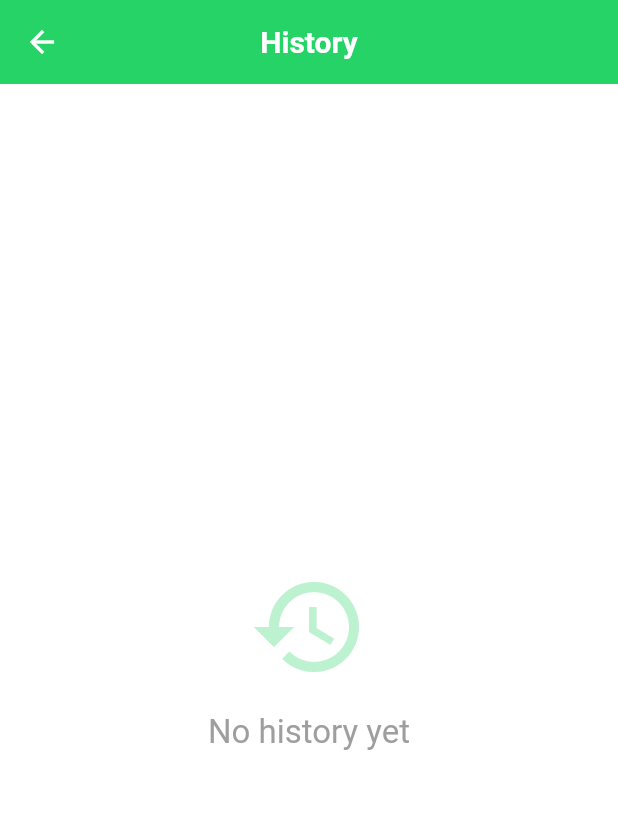
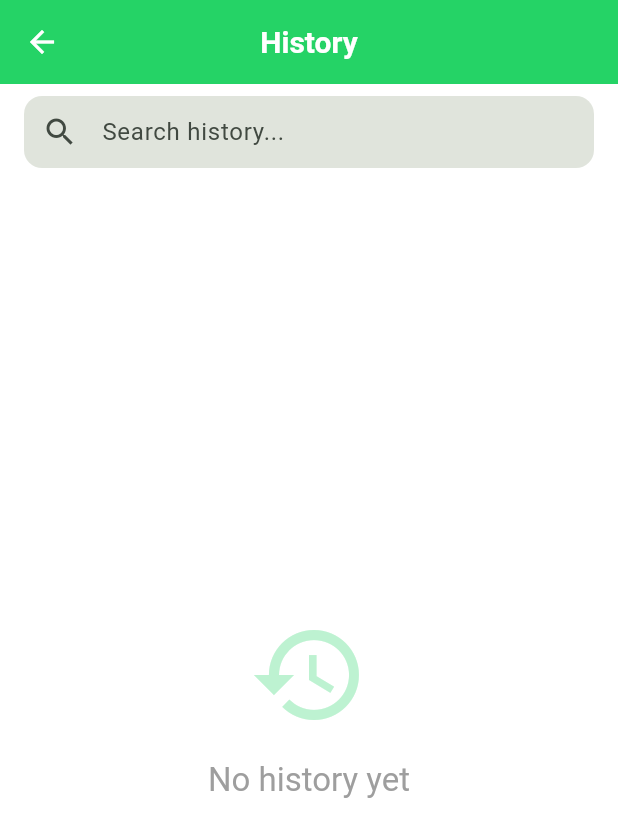
Before and after one commit to salehbagomri/quickchat, a Flutter app: the HistoryScreen screen opened directly, on a phone screen of 412 x 824 dp. Shown: the top 837 px of the screen. Run offline on Flutter 3.47's test engine with Material 3 defaults, Android fonts, the phone set to English and light mode, and no system bars; our stand-ins replace country_code_picker, equatable, flutter_bloc, flutter_svg, font_awesome_flutter, google_fonts and 4 more; missing offline and left inert: share_handler; accounts and stored records are empty.

Commit message:
feat: history search, day grouping, undo delete for history+templates (2.4)
- HistoryState: add query field with copyWith support
- HistoryCubit: search() filters by phone/message, deleteItemForUndo()
  returns a detached copy, restoreItem() re-adds to Hive
- HistoryScreen: StatefulWidget with search bar, items grouped by
  Today/Yesterday/date sections, delete shows Undo SnackBar (4s)
- HistorySearchBar: new widget matching TemplateSearchBar pattern
- TemplatesCubit: deleteTemplateForUndo() + restoreTemplate() for Undo
- TemplatesScreen: delete replaced with Undo SnackBar (removes confirm dialog)
- ARB: searchHistory, historyDeleted, undo, noHistoryForSearch

Co-Authored-By: Claude Sonnet 4.6 <noreply@anthropic.com>

```diff
--- a/lib/features/history/history_cubit.dart
+++ b/lib/features/history/history_cubit.dart
@@ -4,6 +4,7 @@ import 'package:equatable/equatable.dart';
 import 'package:flutter_bloc/flutter_bloc.dart';
 import 'package:hive_flutter/hive_flutter.dart';
 import 'package:quickchat/core/constants/app_constants.dart';
+import 'package:quickchat/data/local_storage/hive_service.dart';
 import 'package:quickchat/data/models/chat_history.dart';
 
 part 'history_state.dart';
@@ -21,12 +22,47 @@ class HistoryCubit extends Cubit<HistoryState> {
   void _load() {
     if (isClosed) return;
     final box = Hive.box<ChatHistory>(AppConstants.historyBox);
-    final items = box.values.toList()
+    final all = box.values.toList()
       ..sort((a, b) => b.timestamp.compareTo(a.timestamp));
-    emit(HistoryState(items: items));
+    final query = state.query;
+    final items = query.isEmpty
+        ? all
+        : all.where((h) {
+            final q = query.toLowerCase();
+            return h.formattedPhone.contains(q) ||
+                (h.message?.toLowerCase().contains(q) ?? false);
+          }).toList();
+    emit(state.copyWith(items: items));
   }
 
-  Future<void> deleteItem(ChatHistory history) => history.delete();
+  void search(String query) {
+    final box = Hive.box<ChatHistory>(AppConstants.historyBox);
+    final all = box.values.toList()
+      ..sort((a, b) => b.timestamp.compareTo(a.timestamp));
+    final items = query.isEmpty
+        ? all
+        : all.where((h) {
+            final q = query.toLowerCase();
+            return h.formattedPhone.contains(q) ||
+                (h.message?.toLowerCase().contains(q) ?? false);
+          }).toList();
+    emit(HistoryState(items: items, query: query));
+  }
+
+  /// Deletes [history] from Hive and returns a detached copy for potential Undo.
+  Future<ChatHistory> deleteItemForUndo(ChatHistory history) async {
+    final copy = ChatHistory(
+      phoneNumber: history.phoneNumber,
+      message: history.message,
+      timestamp: history.timestamp,
+      countryCode: history.countryCode,
+    );
+    await history.delete();
+    return copy;
+  }
+
+  Future<void> restoreItem(ChatHistory history) =>
+      HiveService().addHistory(history);
 
   Future<void> clearAll() =>
       Hive.box<ChatHistory>(AppConstants.historyBox).clear();
--- a/lib/features/history/history_screen.dart
+++ b/lib/features/history/history_screen.dart
@@ -2,46 +2,132 @@ import 'package:flutter/material.dart';
 import 'package:flutter/services.dart';
 import 'package:flutter_bloc/flutter_bloc.dart';
 import 'package:quickchat/core/extensions/whatsapp_result_ext.dart';
-import 'package:quickchat/core/widgets/confirm_dialog.dart';
+import 'package:quickchat/core/widgets/app_empty_state.dart';
 import 'package:quickchat/data/models/chat_history.dart';
 import 'package:quickchat/data/services/whatsapp_service.dart';
 import 'package:quickchat/features/history/history_cubit.dart';
-import 'package:quickchat/features/history/widgets/history_empty_state.dart';
+import 'package:quickchat/features/history/widgets/history_search_bar.dart';
 import 'package:quickchat/features/history/widgets/history_tile.dart';
 import 'package:quickchat/l10n/app_localizations.dart';
 
-class HistoryScreen extends StatelessWidget {
+class HistoryScreen extends StatefulWidget {
   const HistoryScreen({super.key});
+
+  @override
+  State<HistoryScreen> createState() => _HistoryScreenState();
+}
+
+class _HistoryScreenState extends State<HistoryScreen> {
+  final _searchController = TextEditingController();
+  late final HistoryCubit _cubit;
+
+  @override
+  void initState() {
+    super.initState();
+    _cubit = HistoryCubit();
+  }
+
+  @override
+  void dispose() {
+    _searchController.dispose();
+    _cubit.close();
+    super.dispose();
+  }
+
+  void _onSearch(String query) {
+    setState(() {});
+    _cubit.search(query);
+  }
+
+  void _onClearSearch() {
+    _searchController.clear();
+    setState(() {});
+    _cubit.search('');
+  }
 
   @override
   Widget build(BuildContext context) {
     final l10n = AppLocalizations.of(context)!;
 
-    return BlocProvider(
-      create: (_) => HistoryCubit(),
+    return BlocProvider.value(
+      value: _cubit,
       child: Scaffold(
         appBar: AppBar(title: Text(l10n.history)),
-        body: BlocBuilder<HistoryCubit, HistoryState>(
-          builder: (context, state) {
-            if (state.items.isEmpty) return const HistoryEmptyState();
-
-            return ListView.builder(
-              padding: const EdgeInsets.all(16),
-              itemCount: state.items.length,
-              itemBuilder: (context, index) {
-                final history = state.items[index];
-                return HistoryTile(
-                  history: history,
-                  onCopy: () => _copyPhone(context, history, l10n),
-                  onReopen: () => _reopenChat(context, history, l10n),
-                  onDelete: () => _deleteHistory(context, history, l10n),
-                );
-              },
-            );
-          },
+        body: Column(
+          children: [
+            HistorySearchBar(
+              controller: _searchController,
+              onChanged: _onSearch,
+              onClear: _onClearSearch,
+            ),
+            Expanded(
+              child: BlocBuilder<HistoryCubit, HistoryState>(
+                builder: (context, state) {
+                  if (state.items.isEmpty) {
+                    return AppEmptyState(
+                      icon: Icons.history,
+                      message: state.query.isEmpty
+                          ? l10n.noHistory
+                          : l10n.noHistoryForSearch,
+                    );
+                  }
+                  return _buildGroupedList(context, state.items, l10n);
+                },
+              ),
+            ),
+          ],
         ),
       ),
     );
+  }
+
+  Widget _buildGroupedList(
+    BuildContext context,
+    List<ChatHistory> items,
+    AppLocalizations l10n,
+  ) {
+    final groups = _groupByDay(items, l10n);
+    return ListView(
+      padding: const EdgeInsets.symmetric(horizontal: 16, vertical: 4),
+      children: [
+        for (final group in groups) ...[
+          _SectionHeader(label: group.$1),
+          for (final history in group.$2)
+            HistoryTile(
+              history: history,
+              onCopy: () => _copyPhone(context, history, l10n),
+              onReopen: () => _reopenChat(context, history, l10n),
+              onDelete: () => _deleteWithUndo(context, history, l10n),
+            ),
+        ],
+      ],
+    );
+  }
+
+  List<(String, List<ChatHistory>)> _groupByDay(
+    List<ChatHistory> items,
+    AppLocalizations l10n,
+  ) {
+    final now = DateTime.now();
+    final today = DateTime(now.year, now.month, now.day);
+    final yesterday = today.subtract(const Duration(days: 1));
+    final groups = <String, List<ChatHistory>>{};
+
+    for (final item in items) {
+      final day = DateTime(
+          item.timestamp.year, item.timestamp.month, item.timestamp.day);
+      final String key;
+      if (day == today) {
+        key = l10n.today;
+      } else if (day == yesterday) {
+        key = l10n.yesterday;
+      } else {
+        key = '${day.day}/${day.month}/${day.year}';
+      }
+      groups.putIfAbsent(key, () => []).add(item);
+    }
+
+    return groups.entries.map((e) => (e.key, e.value)).toList();
   }
 
   Future<void> _copyPhone(
@@ -66,7 +152,6 @@ class HistoryScreen extends StatelessWidget {
       history.formattedPhone,
       message: history.message,
     );
-
     if (result != WhatsAppLaunchResult.success && context.mounted) {
       ScaffoldMessenger.of(context).showSnackBar(
         SnackBar(
@@ -77,21 +162,44 @@ class HistoryScreen extends StatelessWidget {
     }
   }
 
-  Future<void> _deleteHistory(
+  Future<void> _deleteWithUndo(
     BuildContext context,
     ChatHistory history,
     AppLocalizations l10n,
   ) async {
-    final confirmed = await showConfirmDialog(
-      context,
-      title: l10n.delete,
-      message: l10n.confirmClearHistory,
-      confirmLabel: l10n.confirm,
-      cancelLabel: l10n.cancel,
+    final cubit = context.read<HistoryCubit>();
+    final copy = await cubit.deleteItemForUndo(history);
+    if (!context.mounted) return;
+    ScaffoldMessenger.of(context).showSnackBar(
+      SnackBar(
+        content: Text(l10n.historyDeleted),
+        duration: const Duration(seconds: 4),
+        action: SnackBarAction(
+          label: l10n.undo,
+          onPressed: () => cubit.restoreItem(copy),
+        ),
+      ),
     );
-
-    if (confirmed && context.mounted) {
-      await context.read<HistoryCubit>().deleteItem(history);
-    }
   }
 }
+
+class _SectionHeader extends StatelessWidget {
+  final String label;
+  const _SectionHeader({required this.label});
+
+  @override
+  Widget build(BuildContext context) {
+    return Padding(
+      padding: const EdgeInsets.only(top: 16, bottom: 4),
+      child: Text(
+        label,
+        style: TextStyle(
+          fontSize: 12,
+          fontWeight: FontWeight.w600,
+          color: Theme.of(context).colorScheme.primary,
+          letterSpacing: 0.5,
+        ),
+      ),
+    );
+  }
+}
--- a/lib/features/history/history_state.dart
+++ b/lib/features/history/history_state.dart
@@ -2,9 +2,16 @@ part of 'history_cubit.dart';
 
 class HistoryState extends Equatable {
   final List<ChatHistory> items;
+  final String query;
 
-  const HistoryState({this.items = const []});
+  const HistoryState({this.items = const [], this.query = ''});
+
+  HistoryState copyWith({List<ChatHistory>? items, String? query}) =>
+      HistoryState(
+        items: items ?? this.items,
+        query: query ?? this.query,
+      );
 
   @override
-  List<Object> get props => [items];
+  List<Object> get props => [items, query];
 }
--- /dev/null
+++ b/lib/features/history/widgets/history_search_bar.dart
@@ -0,0 +1,43 @@
+import 'package:flutter/material.dart';
+import 'package:quickchat/l10n/app_localizations.dart';
+
+class HistorySearchBar extends StatelessWidget {
+  final TextEditingController controller;
+  final ValueChanged<String> onChanged;
+  final VoidCallback onClear;
+
+  const HistorySearchBar({
+    required this.controller,
+    required this.onChanged,
+    required this.onClear,
+    super.key,
+  });
+
+  @override
+  Widget build(BuildContext context) {
+    final l10n = AppLocalizations.of(context)!;
+    return Padding(
+      padding: const EdgeInsets.symmetric(horizontal: 16, vertical: 8),
+      child: TextField(
+        controller: controller,
+        onChanged: onChanged,
+        decoration: InputDecoration(
+          hintText: l10n.searchHistory,
+          prefixIcon: const Icon(Icons.search),
+          suffixIcon: controller.text.isNotEmpty
+              ? IconButton(
+                  icon: const Icon(Icons.clear),
+                  onPressed: onClear,
+                )
+              : null,
+          border: OutlineInputBorder(
+            borderRadius: BorderRadius.circular(12),
+          ),
+          filled: true,
+          fillColor: Theme.of(context).colorScheme.surfaceContainerHighest,
+          contentPadding: const EdgeInsets.symmetric(vertical: 8),
+        ),
+      ),
+    );
+  }
+}
--- a/lib/l10n/app_ar.arb
+++ b/lib/l10n/app_ar.arb
@@ -83,5 +83,9 @@
   "feedbackEmailSubject": "ملاحظات على تطبيق QuickChat",
   "noEmailApp": "لا يوجد تطبيق بريد إلكتروني مثبت على جهازك",
   "copyEmail": "نسخ البريد",
-  "emailCopied": "تم نسخ البريد الإلكتروني"
+  "emailCopied": "تم نسخ البريد الإلكتروني",
+  "searchHistory": "بحث في السجل...",
+  "historyDeleted": "تم حذف السجل",
+  "undo": "تراجع",
+  "noHistoryForSearch": "لا توجد نتائج لهذا البحث"
 }
--- a/lib/l10n/app_en.arb
+++ b/lib/l10n/app_en.arb
@@ -335,5 +335,21 @@
   "emailCopied": "Email copied to clipboard",
   "@emailCopied": {
     "description": "Confirmation after copying email address"
+  },
+  "searchHistory": "Search history...",
+  "@searchHistory": {
+    "description": "Hint text for history search field"
+  },
+  "historyDeleted": "History item deleted",
+  "@historyDeleted": {
+    "description": "Snackbar message after deleting a history item"
+  },
+  "undo": "Undo",
+  "@undo": {
+    "description": "Undo action label in snackbar"
+  },
+  "noHistoryForSearch": "No results for this search",
+  "@noHistoryForSearch": {
+    "description": "Empty state when history search returns no results"
   }
 }
--- a/lib/l10n/app_localizations.dart
+++ b/lib/l10n/app_localizations.dart
@@ -601,6 +601,30 @@ abstract class AppLocalizations {
   /// In en, this message translates to:
   /// **'Email copied to clipboard'**
   String get emailCopied;
+
+  /// Hint text for history search field
+  ///
+  /// In en, this message translates to:
+  /// **'Search history...'**
+  String get searchHistory;
+
+  /// Snackbar message after deleting a history item
+  ///
+  /// In en, this message translates to:
+  /// **'History item deleted'**
+  String get historyDeleted;
+
+  /// Undo action label in snackbar
+  ///
+  /// In en, this message translates to:
+  /// **'Undo'**
+  String get undo;
+
+  /// Empty state when history search returns no results
+  ///
+  /// In en, this message translates to:
+  /// **'No results for this search'**
+  String get noHistoryForSearch;
 }
 
 class _AppLocalizationsDelegate
--- a/lib/l10n/app_localizations_en.dart
+++ b/lib/l10n/app_localizations_en.dart
@@ -266,4 +266,16 @@ class AppLocalizationsEn extends AppLocalizations {
 
   @override
   String get emailCopied => 'Email copied to clipboard';
+
+  @override
+  String get searchHistory => 'Search history...';
+
+  @override
+  String get historyDeleted => 'History item deleted';
+
+  @override
+  String get undo => 'Undo';
+
+  @override
+  String get noHistoryForSearch => 'No results for this search';
 }
```
Also changed, not shown: lib/features/templates/templates_cubit.dart (+14 -0 lines), lib/features/templates/templates_screen.dart (+13 -19 lines), lib/l10n/app_localizations_ar.dart (+12 -0 lines).
